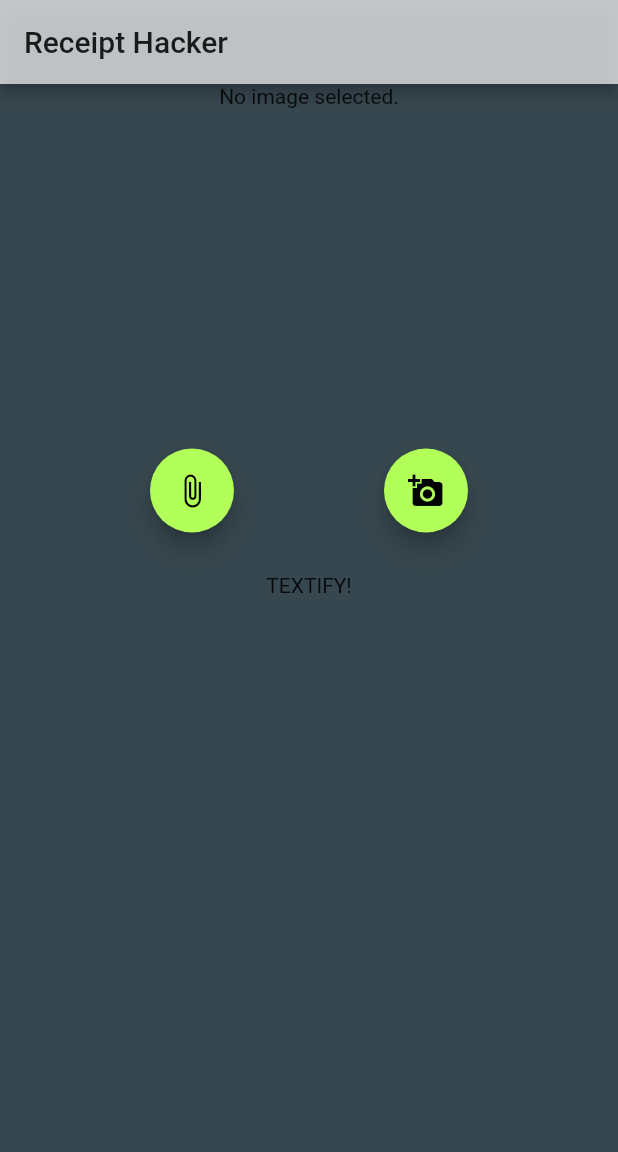
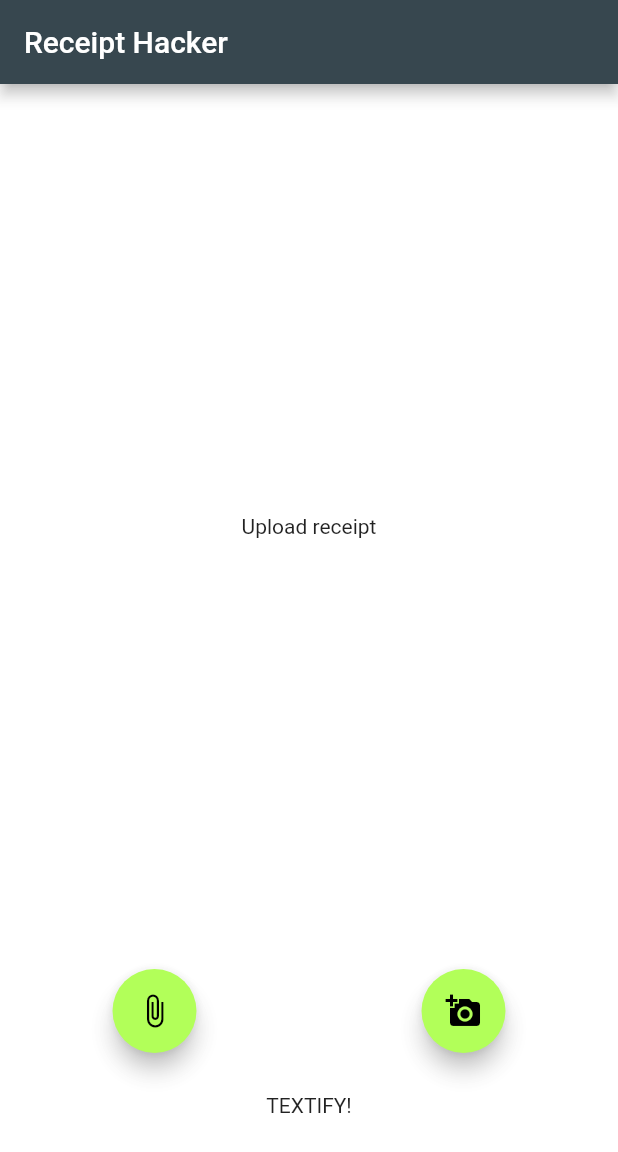
Before and after one commit to KanyantaM/receipt-hacker, a Flutter app: the screen it shows after launch, on a phone screen of 412 x 824 dp. Shown: the top 1152 px of the screen. Run offline on Flutter 3.47's test engine with Material 2 defaults, Android fonts, the phone set to English and light mode, and no system bars; our stand-ins replace image_picker; missing offline and left inert: google_ml_kit, splash_screen_view.

Commit message:
moved imageToText function to text brain file, adjusted formatting of photo page

```diff
--- a/lib/main.dart
+++ b/lib/main.dart
@@ -13,11 +13,12 @@ class MyApp extends StatelessWidget {
   Widget build(BuildContext context) {
     return MaterialApp(
       theme: ThemeData(
-        primaryColor: Colors.white70,
+        primaryColor: Colors.blueGrey[800],
         accentColor: Colors.lightGreenAccent,
-        scaffoldBackgroundColor: Colors.blueGrey[800],
+        scaffoldBackgroundColor: Colors.white70,
       ),
       title: 'Receipt Hacker',
+      color: Colors.white,
       initialRoute: '/',
       routes: {
         '/': (context) => SplashScreen(),
--- a/lib/screens/photo_page.dart
+++ b/lib/screens/photo_page.dart
@@ -4,7 +4,7 @@ import 'package:google_ml_kit/google_ml_kit.dart';
 import 'dart:io';
 import 'dart:async';
 import '../components/compute_button.dart';
-import 'text_page.dart';
+import '../text_brain.dart';
 
 class PhotoPage extends StatefulWidget {
   @override
@@ -12,7 +12,6 @@ class PhotoPage extends StatefulWidget {
 }
 
 class _PhotoPageState extends State<PhotoPage> {
-  String result = '';
   File? _image;
   InputImage? inputImage;
   final picker = ImagePicker();
@@ -45,33 +44,6 @@ class _PhotoPageState extends State<PhotoPage> {
     });
   }
 
-  Future imageToText(inputImage) async {
-    result = '';
-    final textDetector = GoogleMlKit.vision.textDetector();
-    final RecognisedText recognisedText =
-        await textDetector.processImage(inputImage);
-
-    setState(() {
-      String text = recognisedText.text;
-      print("whole text: ");
-      print(text);
-      for (TextBlock block in recognisedText.blocks) {
-        //blocks (paragraph sections)
-        final String text = block.text;
-        for (TextLine line in block.lines) {
-          //lines
-          // print("Text line: ");
-          // print(text);
-          for (TextElement element in line.elements) {
-            //words
-            result += element.text + " ";
-          }
-        }
-      }
-      result += "\n\n";
-    });
-  }
-
   @override
   Widget build(BuildContext context) {
     return Scaffold(
@@ -79,29 +51,23 @@ class _PhotoPageState extends State<PhotoPage> {
         title: Text('Receipt Hacker'),
       ),
       body: Column(
+        crossAxisAlignment: CrossAxisAlignment.center,
         children: [
-          Container(
-            height: 200,
-            child: SingleChildScrollView(
-              child: _image == null
-                  ? Text('No image selected.')
-                  : Image.file(_image!),
-            ),
-          ),
-          Container(
-            child: SingleChildScrollView(
-              child: Padding(
-                padding: const EdgeInsets.all(12.0),
-                child: Text(
-                  result,
-                  style: TextStyle(fontSize: 16.0),
-                  textAlign: TextAlign.start,
+          Padding(
+            padding: const EdgeInsets.all(20.0),
+            child: Container(
+              height: 550,
+              child: Center(
+                child: SingleChildScrollView(
+                  child: _image == null
+                      ? Text('Upload receipt')
+                      : Image.file(_image!),
                 ),
               ),
             ),
           ),
           Row(
-            mainAxisAlignment: MainAxisAlignment.spaceEvenly,
+            mainAxisAlignment: MainAxisAlignment.spaceAround,
             children: <Widget>[
               FloatingActionButton(
                 onPressed: () {
@@ -121,7 +87,9 @@ class _PhotoPageState extends State<PhotoPage> {
           ),
           ComputeButton(
             onTap: () {
-              TextParseBrain parse = TextParseBrain();
+              TextBrain parse = TextBrain(
+                inputImage: inputImage,
+              );
               Navigator.pushNamed(context, '/textified', arguments: {});
             },
             buttonTitle: 'TEXTIFY!',
--- /dev/null
+++ b/lib/text_brain.dart
@@ -0,0 +1,40 @@
+import 'dart:math';
+import 'package:google_ml_kit/google_ml_kit.dart';
+
+class TextBrain {
+  //needs to take in the input image and use the image to text function
+  //needs to parse through the text and return strings
+
+  String result = '';
+
+  TextBrain({
+    required this.inputImage,
+  });
+
+  InputImage? inputImage;
+
+  Future imageToText(inputImage) async {
+    result = '';
+    final textDetector = GoogleMlKit.vision.textDetector();
+    final RecognisedText recognisedText =
+        await textDetector.processImage(inputImage);
+
+    String text = recognisedText.text;
+    print("whole text: ");
+    print(text);
+    for (TextBlock block in recognisedText.blocks) {
+      //blocks (paragraph sections)
+      final String text = block.text;
+      for (TextLine line in block.lines) {
+        //lines
+        // print("Text line: ");
+        // print(text);
+        for (TextElement element in line.elements) {
+          //words
+          result += element.text + " ";
+        }
+      }
+    }
+    result += "\n\n";
+  }
+}
--- a/lib/text_parse_brain.dart
+++ /dev/null
@@ -1,6 +0,0 @@
-import 'dart:math';
-
-class TextParseBrain {
-  //needs to take in
-
-}
```
Also changed, not shown: lib/screens/text_page.dart (+27 -0 lines).
